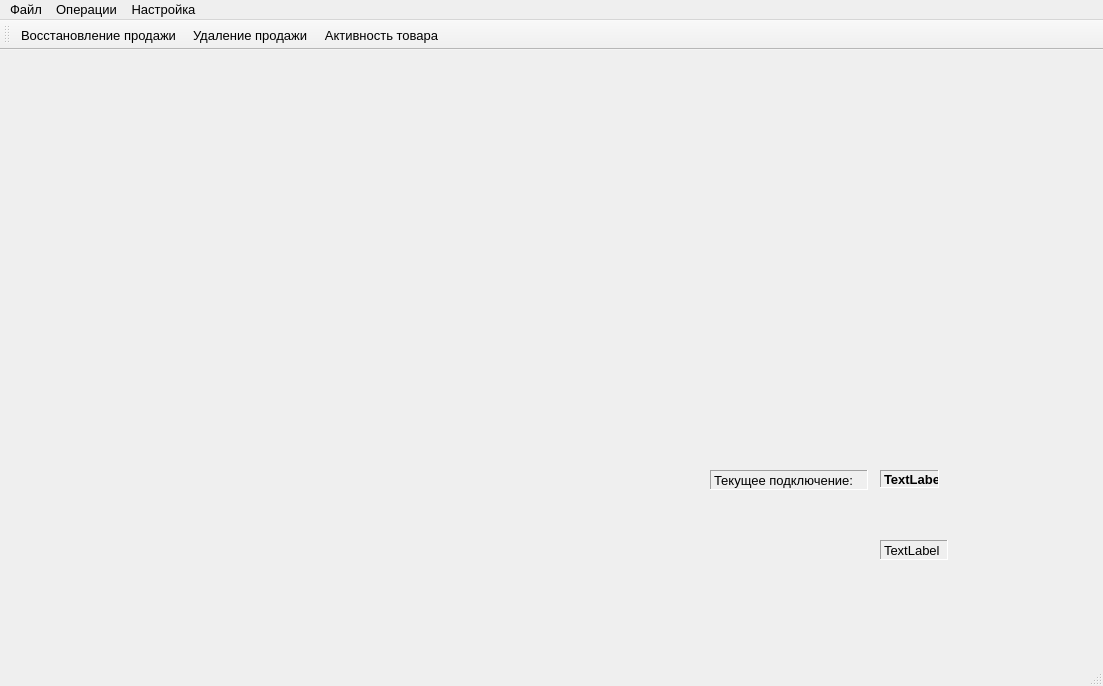
The window that mainwindow.ui (rust3128/MPosEdit) describes before a commit, drawn with Qt 5.
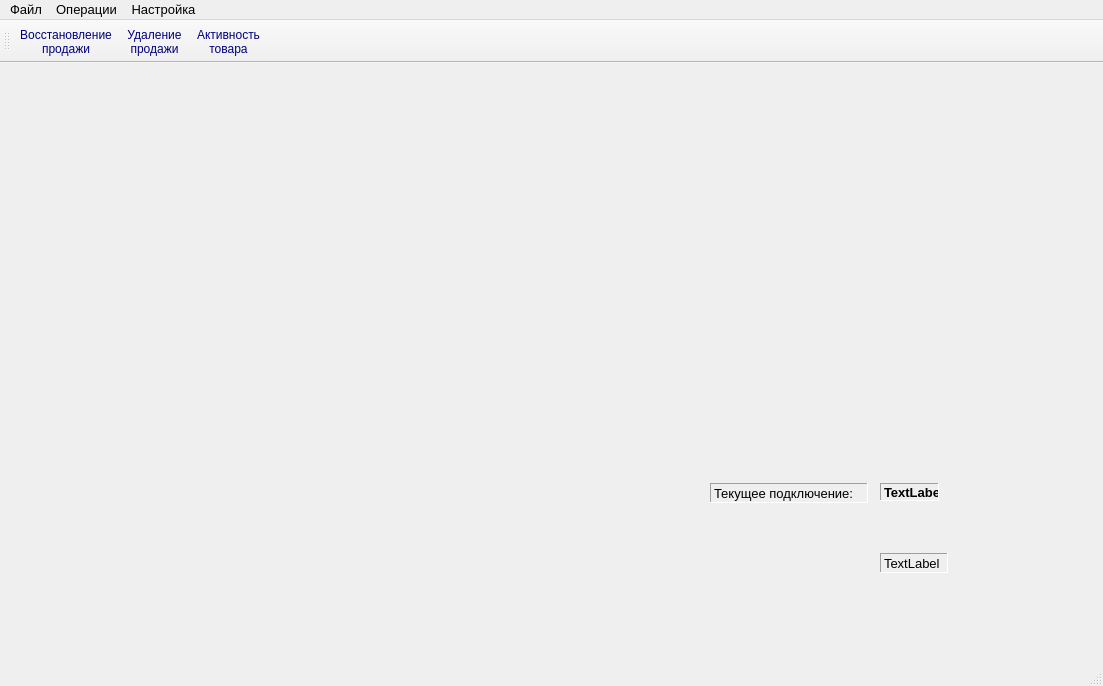
The same window after the commit. Icons and pictures are not drawn.

```diff
--- a/mainwindow.ui
+++ b/mainwindow.ui
@@ -133,12 +133,24 @@
    <addaction name="menuSettings"/>
   </widget>
   <widget class="QToolBar" name="mainToolBar">
+   <property name="font">
+    <font>
+     <weight>50</weight>
+     <bold>false</bold>
+    </font>
+   </property>
+   <property name="styleSheet">
+    <string notr="true">color: rgb(0, 0, 127);</string>
+   </property>
    <property name="iconSize">
     <size>
      <width>64</width>
      <height>64</height>
     </size>
    </property>
+   <property name="toolButtonStyle">
+    <enum>Qt::ToolButtonTextUnderIcon</enum>
+   </property>
    <property name="floatable">
     <bool>true</bool>
    </property>
@@ -170,6 +182,10 @@
    <property name="text">
     <string>Удаление продажи</string>
    </property>
+   <property name="iconText">
+    <string>Удаление
+продажи</string>
+   </property>
    <property name="statusTip">
     <string>Обнуление транзакции в ЦБ</string>
    </property>
@@ -211,6 +227,10 @@
    <property name="text">
     <string>Активность товара</string>
    </property>
+   <property name="iconText">
+    <string>Активность
+товара</string>
+   </property>
    <property name="statusTip">
     <string>Установка активности товара с не нулевым остатком</string>
    </property>
@@ -223,6 +243,10 @@
    <property name="text">
     <string>Восстановление продажи</string>
    </property>
+   <property name="iconText">
+    <string>Восстановление
+продажи</string>
+   </property>
    <property name="statusTip">
     <string>Восстановление продажи</string>
    </property>
```
